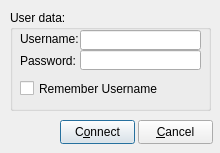
Securepoint/openvpn-client, file stduserauth.ui: the form before one commit.
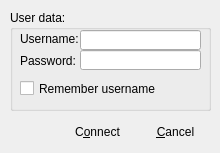
The form after the commit. Icons and pictures are not drawn.

What changed in the file:
```diff
--- a/stduserauth.ui
+++ b/stduserauth.ui
@@ -35,6 +35,9 @@
    <property name="text">
     <string>C&amp;onnect</string>
    </property>
+   <property name="flat">
+    <bool>true</bool>
+   </property>
   </widget>
   <widget class="QPushButton" name="cmdClose">
    <property name="geometry">
@@ -48,6 +51,9 @@
    <property name="text">
     <string>&amp;Cancel</string>
    </property>
+   <property name="flat">
+    <bool>true</bool>
+   </property>
   </widget>
   <widget class="QGroupBox" name="groupBox">
    <property name="geometry">
@@ -117,7 +123,7 @@
      </rect>
     </property>
     <property name="text">
-     <string>Remember Username</string>
+     <string>Remember username</string>
     </property>
    </widget>
   </widget>
```
